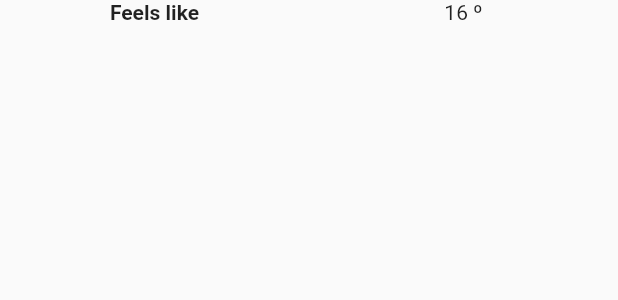
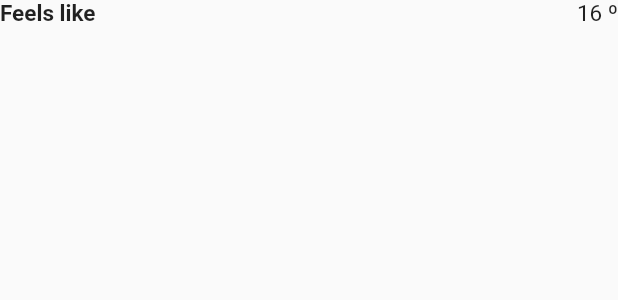
Before and after one commit to VictorHugoBatista/forecaster-flutter, a Flutter app: the WeatherDetailsListItem widget shown alone on an empty page, opened directly, on a phone screen of 412 x 824 dp. Shown: the top 300 px of the screen. Run offline on Flutter 3.47's test engine with Material 2 defaults, Android fonts, the phone set to English and light mode, and no system bars.

Commit message:
Style the WeatherDetailsListItem widget

```diff
--- a/lib/components/forecast/WeatherDetailsListItem.dart
+++ b/lib/components/forecast/WeatherDetailsListItem.dart
@@ -1,5 +1,6 @@
 import 'package:flutter/material.dart';
 
+@immutable
 class WeatherDetailsListItem extends StatelessWidget {
   final String name;
   final String value;
@@ -10,25 +11,32 @@ class WeatherDetailsListItem extends StatelessWidget {
   @override
   Widget build(BuildContext context) {
     return Container(
+      margin: EdgeInsets.only(
+        bottom: 4,
+      ),
       child: Row(
         children: [
           Expanded(
-            child: Column(
-              children: [
-                Text(
-                  this.name,
-                  style: TextStyle(
-                    fontWeight: FontWeight.w700,
-                  ),
+            child: Container(
+              child: Text(
+                this.name,
+                textAlign: TextAlign.left,
+                style: TextStyle(
+                  fontSize: 15,
+                  fontWeight: FontWeight.w700,
                 ),
-              ],
+              ),
             ),
           ),
           Expanded(
-            child: Column(
-              children: [
-                Text('${this.value} ${this.unity ?? ''}'),
-              ],
+            child: Container(
+              child: Text(
+                '${this.value} ${this.unity ?? ''}',
+                textAlign: TextAlign.right,
+                style: TextStyle(
+                  fontSize: 15,
+                ),
+              ),
             ),
           ),
         ],
```
